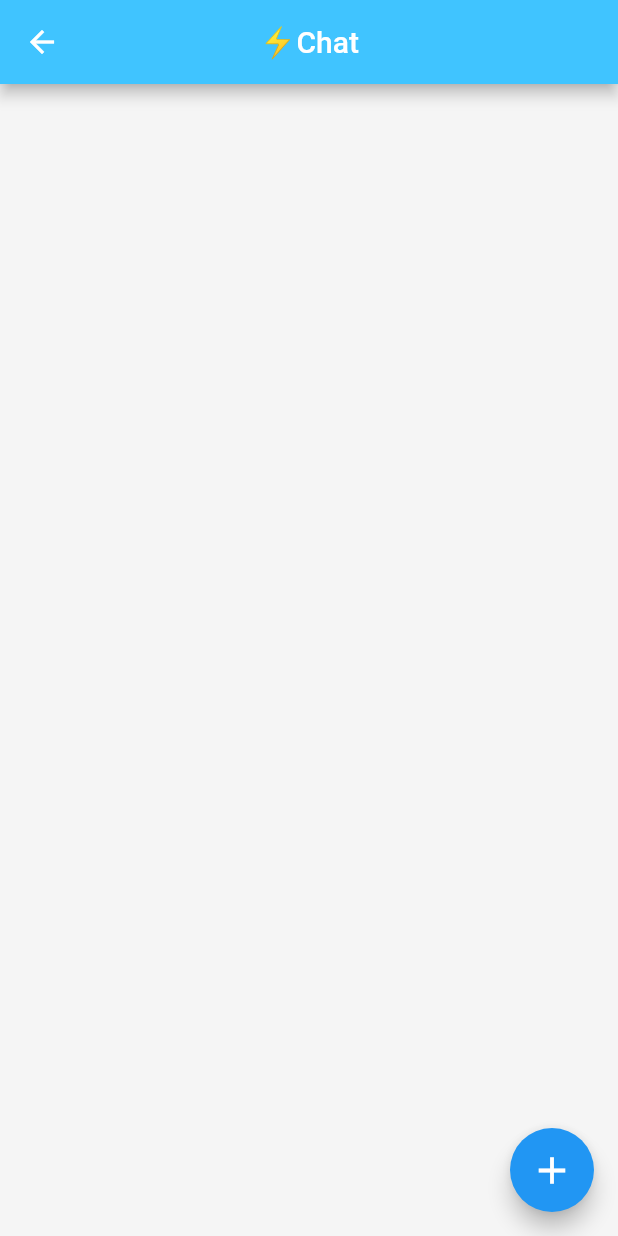
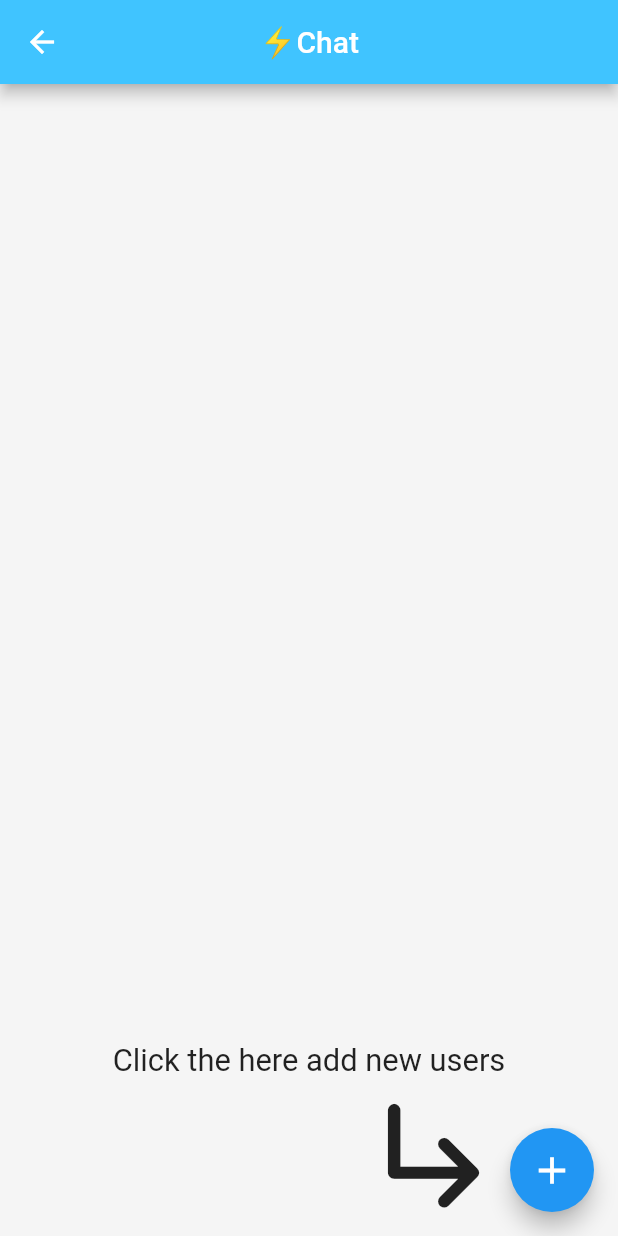
Before and after one commit to deepakmkoshy/Flash-Chat-App, a Flutter app: the ChatHome screen opened directly, on a phone screen of 412 x 824 dp. Run offline on Flutter 3.47's test engine with Material 2 defaults, Android fonts, the phone set to English and light mode, and no system bars; our stand-ins replace animated_text_kit, cloud_firestore, firebase_auth, firebase_core, firebase_storage, fluttertoast and 4 more; missing offline and left inert: audio_wave, flutter_sound; accounts and stored records are empty.

Commit message:
Modified home page for firts time no users

```diff
--- a/lib/components/users_list.dart
+++ b/lib/components/users_list.dart
@@ -17,27 +17,30 @@ class UserWidget extends StatelessWidget {
   @override
   Widget build(BuildContext context) {
     final _firestore = FirebaseFirestore.instance;
+    final width = MediaQuery.of(context).size.width;
 
     return TextButton.icon(
       onPressed: () {
         String _chatId = generateChatId();
         _firestore.collection('newMessages').doc(_chatId).set({}).then(
           (value) {
-            Navigator.of(context).pushAndRemoveUntil(
-              MaterialPageRoute(
-                builder: (context) {
-                  return ChatScreen(chatId: _chatId,);
-                },
-              ),
-              (Route<dynamic> route) => false
-            );
+            Navigator.of(context).pushAndRemoveUntil(MaterialPageRoute(
+              builder: (context) {
+                return ChatScreen(
+                  chatId: _chatId,
+                );
+              },
+            ), (Route<dynamic> route) => false);
           },
         );
       },
-      label: Text(userModel.name),
+      label: Text(
+        userModel.name,
+        style: TextStyle(fontSize: width / 20),
+      ),
       icon: CircleAvatar(
         backgroundImage: NetworkImage(userModel.photoURL),
-        radius: 20,
+        radius: width / 22,
       ),
     );
   }
--- a/lib/screens/chat_home.dart
+++ b/lib/screens/chat_home.dart
@@ -120,6 +120,7 @@ class _ChatHomeState extends State<ChatHome> {
   @override
   Widget build(BuildContext context) {
     final width = MediaQuery.of(context).size.width;
+    final height = MediaQuery.of(context).size.height;
 
     return Scaffold(
       backgroundColor: Colors.grey.shade100,
@@ -148,7 +149,36 @@ class _ChatHomeState extends State<ChatHome> {
       ),
       body:
           //  isChatHomeEmpty?
-          SafeArea(
+          chatIdList.isEmpty
+              ? SafeArea(
+                  child: Column(
+                    mainAxisAlignment: MainAxisAlignment.end,
+                    crossAxisAlignment: CrossAxisAlignment.end,
+                    children: [
+                      SizedBox(width: double.infinity),
+                      // SizedBox(
+                      //   height: height * 0.5,
+                      // ),
+                      Center(
+                        child: Text(
+                          'Click the here add new users',
+                          style: TextStyle(fontSize: width / 20),
+                        ),
+                      ),
+                      Padding(
+                        padding: const EdgeInsets.only(right: 70.0),
+                        child: Icon(
+                          Icons.subdirectory_arrow_right_rounded,
+                          size: 100,
+                        ),
+                      ),
+                      SizedBox(
+                        height: 5,
+                      )
+                    ],
+                  ),
+                )
+              : SafeArea(
                   child: Column(
                     children: [
                       Expanded(
@@ -158,7 +188,8 @@ class _ChatHomeState extends State<ChatHome> {
                           itemBuilder: (context, index) {
                             return chatUserslist[index];
                           },
-                separatorBuilder: (BuildContext context, int index) => Divider(
+                          separatorBuilder: (BuildContext context, int index) =>
+                              Divider(
                             indent: width * 0.25,
                             endIndent: width * 0.05,
                             thickness: 2,
```
Lines whose indentation alone changed are shown as unchanged.
